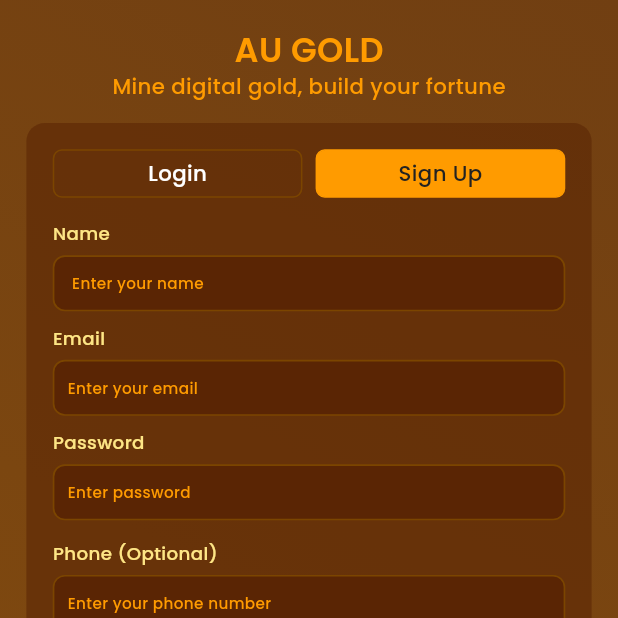
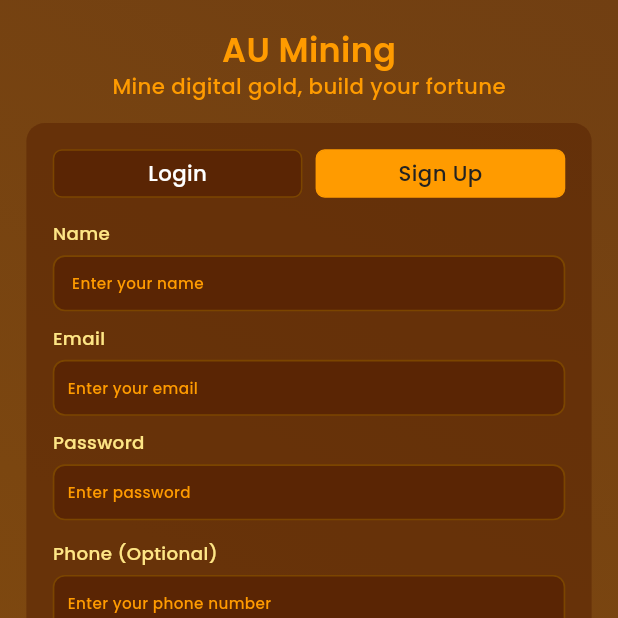
Before and after one commit to talhamehtab2014/mining_app, a Flutter app: the screen it shows after launch, after a tap on "Sign Up", on a phone screen of 412 x 824 dp, the top half of it. Run offline on Flutter 3.47's test engine with Material 3 defaults, Android fonts, the phone set to English and light mode, and no system bars; drawn by our look-alikes of auto_size_text; our stand-ins replace connectivity_plus, dio, firebase_core, flutter_screenutil, font_awesome_flutter, freezed_annotation and 6 more; accounts and stored records are empty; generated files the repository leaves out were written again.

Commit message:
feat: update onboarding and splash screens with new titles and navigation logic

```diff
--- a/lib/src/core/localization/en_us.dart
+++ b/lib/src/core/localization/en_us.dart
@@ -1,5 +1,5 @@
 final Map<String, String> enUS = {
-  'title': 'AU GOLD',
+  'title': 'AU Mining',
   'subtitleOnboarding': 'Mine digital gold, build your fortune',
   'login': 'Login',
   'signup': 'Sign Up',
--- a/lib/src/presentation/pre_login/onboarding_view.dart
+++ b/lib/src/presentation/pre_login/onboarding_view.dart
@@ -123,7 +123,11 @@ class OnboardingView extends StatelessWidget {
                                     Expanded(
                                       child: ButtonWithRadiusWidget(
                                         buttonTitle: AppStrings.google,
-                                        callback: () {},
+                                        callback: () {
+                                          controller.onAction(
+                                            OnboardingAction.loginWithGoogle(),
+                                          );
+                                        },
                                         borderRadius: 6.r,
                                         iconWidget: FaIcon(
                                           FontAwesomeIcons.google,
@@ -135,7 +139,11 @@ class OnboardingView extends StatelessWidget {
                                     Expanded(
                                       child: ButtonWithRadiusWidget(
                                         buttonTitle: AppStrings.phone,
-                                        callback: () {},
+                                        callback: () {
+                                          controller.onAction(
+                                            OnboardingAction.loginWithPhone(),
+                                          );
+                                        },
                                         borderRadius: 6.r,
                                         iconWidget: FaIcon(
                                           FontAwesomeIcons.phone,
@@ -183,7 +191,7 @@ class OnboardingView extends StatelessWidget {
           alignment: Alignment.center,
           padding: EdgeInsets.symmetric(vertical: 8.h),
           decoration: BoxDecoration(
-            color: isSelected ? R.palette.primary : R.palette.transparent,
+            color: isSelected ? R.palette.primary : R.palette.cardBackground,
             borderRadius: BorderRadius.circular(6.r),
             border: Border.all(
               color: isSelected ? R.palette.primary : R.palette.borderOrDivider,
@@ -219,7 +227,9 @@ class OnboardingView extends StatelessWidget {
         8.verticalSpace,
         ButtonWithRadiusWidget(
           buttonTitle: AppStrings.loginWithEmail,
-          callback: () {},
+          callback: () {
+            controller.onAction(OnboardingAction.loginWithEmail());
+          },
           borderRadius: 6.r,
           iconWidget: FaIcon(FontAwesomeIcons.envelope),
         ),
@@ -266,7 +276,7 @@ class OnboardingView extends StatelessWidget {
         ButtonWithRadiusWidget(
           buttonTitle: AppStrings.signUpWithEmail,
           callback: () {
-            controller.onAction(OnboardingAction.signUpWithEmail());
+            controller.onAction(OnboardingAction.signupWithEmail());
           },
           borderRadius: 6.r,
           iconWidget: FaIcon(FontAwesomeIcons.envelope),
--- a/lib/src/presentation/pre_login/onboarding_view_model.dart
+++ b/lib/src/presentation/pre_login/onboarding_view_model.dart
@@ -1,5 +1,6 @@
 import 'package:get/get.dart';
 import 'package:mining_application/src/core/enum/enums.dart';
+import 'package:mining_application/src/core/utils/routes.dart';
 import 'package:mining_application/src/presentation/pre_login/models/actions/onboarding_action.dart';
 import 'package:mining_application/src/presentation/pre_login/models/state/onboarding_state.dart';
 
@@ -29,10 +30,18 @@ class OnboardingViewModel extends GetxController {
         _state = state.copyWith(state: OnboardingStateEnum.signup);
         update();
       },
-      loginWithGoogle: () {},
-      loginWithPhone: () {},
-      signupWithEmail: () {},
-      loginWithEmail: () {},
+      loginWithGoogle: () {
+        Get.offAndToNamed(Routes().getBottomNavigationPage());
+      },
+      loginWithPhone: () {
+        Get.offAndToNamed(Routes().getBottomNavigationPage());
+      },
+      signupWithEmail: () {
+        Get.offAndToNamed(Routes().getBottomNavigationPage());
+      },
+      loginWithEmail: () {
+        Get.offAndToNamed(Routes().getBottomNavigationPage());
+      },
     );
   }
 }
--- a/lib/src/presentation/splash/splash_view.dart
+++ b/lib/src/presentation/splash/splash_view.dart
@@ -1,6 +1,7 @@
 import 'package:flutter/material.dart';
 import 'package:flutter_screenutil/flutter_screenutil.dart';
 import 'package:get/get.dart';
+import 'package:mining_application/src/core/resource/r.dart';
 import 'package:mining_application/src/presentation/common_widgets/common_label_text_widget.dart';
 import 'package:mining_application/src/presentation/splash/splash_view_model.dart';
 
@@ -11,13 +12,23 @@ class SplashView extends GetView<SplashViewModel> {
 
   @override
   Widget build(BuildContext context) {
-    return Scaffold(
-      body: Center(
-        child: CommonLabelTextWidget(
-          text: controller.title,
-          fontWeight: FontWeight.w600,
-          fontSize: 58.sp,
-          textColor: Colors.amber,
+    return Container(
+      decoration: BoxDecoration(
+        gradient: LinearGradient(
+          begin: Alignment.topRight,
+          end: Alignment.bottomLeft,
+          colors: [R.palette.yellow900, R.palette.yellow800],
+        ),
+      ),
+      child: Scaffold(
+        backgroundColor: Colors.transparent,
+        body: Center(
+          child: CommonLabelTextWidget(
+            text: controller.title,
+            fontWeight: FontWeight.w600,
+            fontSize: 48.sp,
+            textColor: R.palette.primary,
+          ),
         ),
       ),
     );
--- a/lib/src/presentation/splash/splash_view_model.dart
+++ b/lib/src/presentation/splash/splash_view_model.dart
@@ -1,8 +1,9 @@
 import 'package:get/get.dart';
+import 'package:mining_application/src/core/localization/app_strings.dart';
 import 'package:mining_application/src/core/utils/routes.dart';
 
 class SplashViewModel extends GetxController {
-  String title = "AU Gold";
+  String title = AppStrings.title;
 
   @override
   void onInit() async {
```
